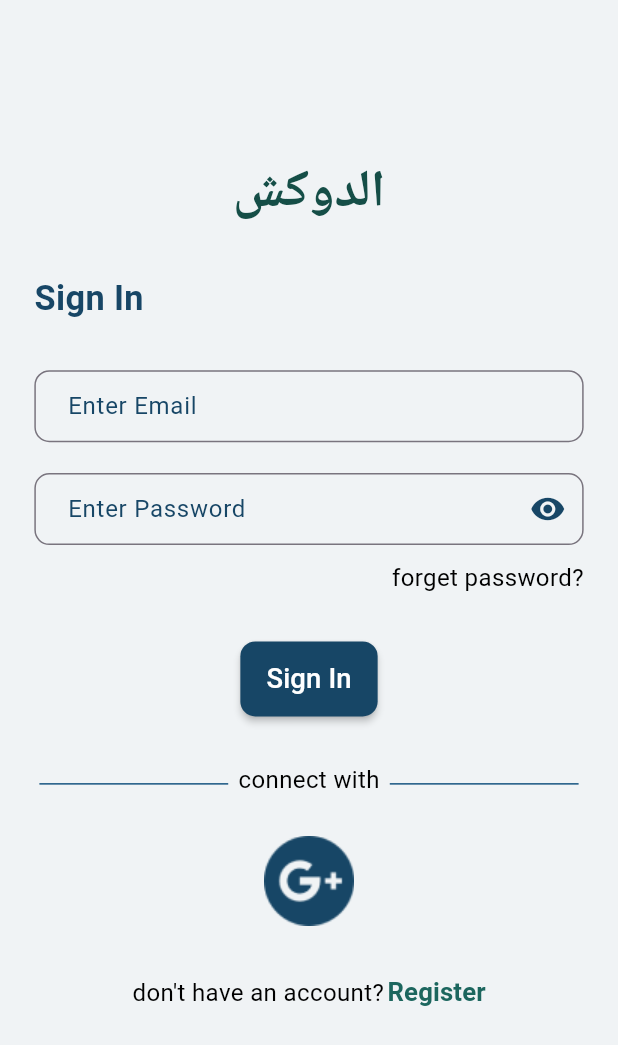
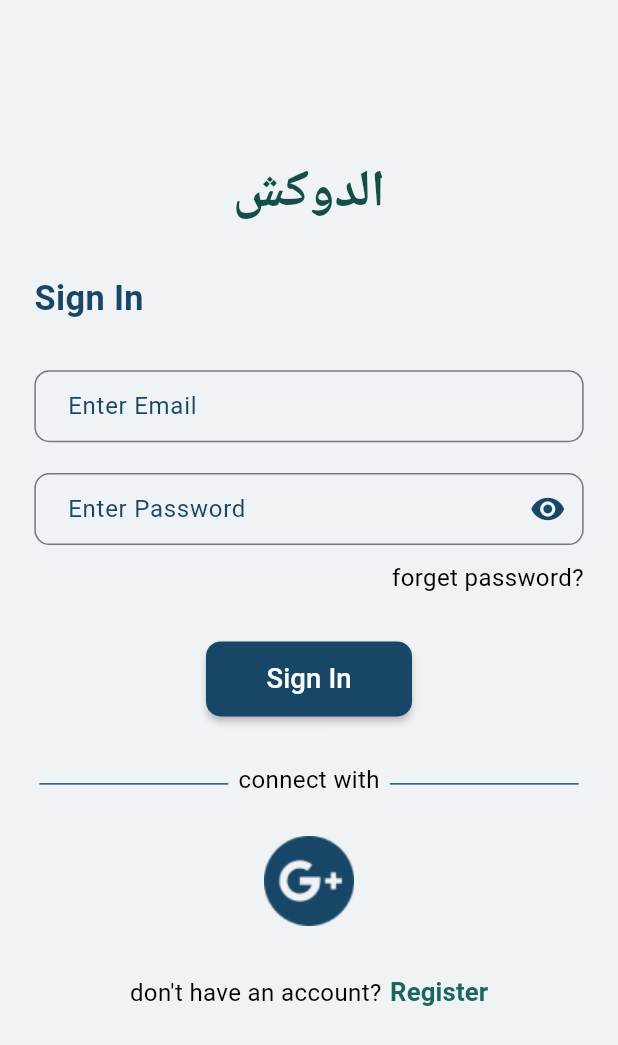
Before and after one commit to MazenAymann/clinic, a Flutter app: the screen it shows after launch, after a tap on "SKIP", on a phone screen of 412 x 824 dp. Shown: the top 1045 px of the screen. Run offline on Flutter 3.47's test engine with Material 3 defaults, Android fonts, the phone set to English and light mode, and no system bars; our stand-ins replace bloc, equatable, flutter_bloc, flutter_screenutil, go_router, google_fonts and 1 more; Roboto replaces fonts that are missing (Cairo).

Commit message:
style(re-styling login screen):

```diff
--- a/lib/core/auth/login/presentation/login_screen.dart
+++ b/lib/core/auth/login/presentation/login_screen.dart
@@ -2,9 +2,11 @@ import 'dart:async';
 
 import 'package:clinic/constants/assets_path.dart';
 import 'package:clinic/constants/colors.dart';
+import 'package:clinic/core/auth/register/presentation/register_screen.dart';
 import 'package:clinic/utils/ui/text_form_field.dart';
 import 'package:flutter/material.dart';
 import 'package:flutter_screenutil/flutter_screenutil.dart';
+import 'package:go_router/go_router.dart';
 import 'package:google_fonts/google_fonts.dart';
 import 'package:rounded_loading_button_plus/rounded_loading_button.dart';
 
@@ -98,7 +100,7 @@ class LoginScreen extends StatelessWidget {
                   height: 30.h,
                 ),
                 RoundedLoadingButton(
-                  width: 80.w,
+                  width: 120.w,
                   borderRadius: 10,
                   color: signInTextColor,
                   controller: btnController,
@@ -163,14 +165,14 @@ class LoginScreen extends StatelessWidget {
                       ),
                     ),
                     SizedBox(
-                      width: 2.w,
+                      width: 5.w,
                     ),
                     TextButton(
                       style: TextButton.styleFrom(
                         padding: EdgeInsets.zero,
                       ),
                       onPressed: () {
-                        //TODO: Implement Navigation to Register
+                        context.go(RegisterScreen.routeName);
                       },
                       child: Text(
                         'Register',
```
